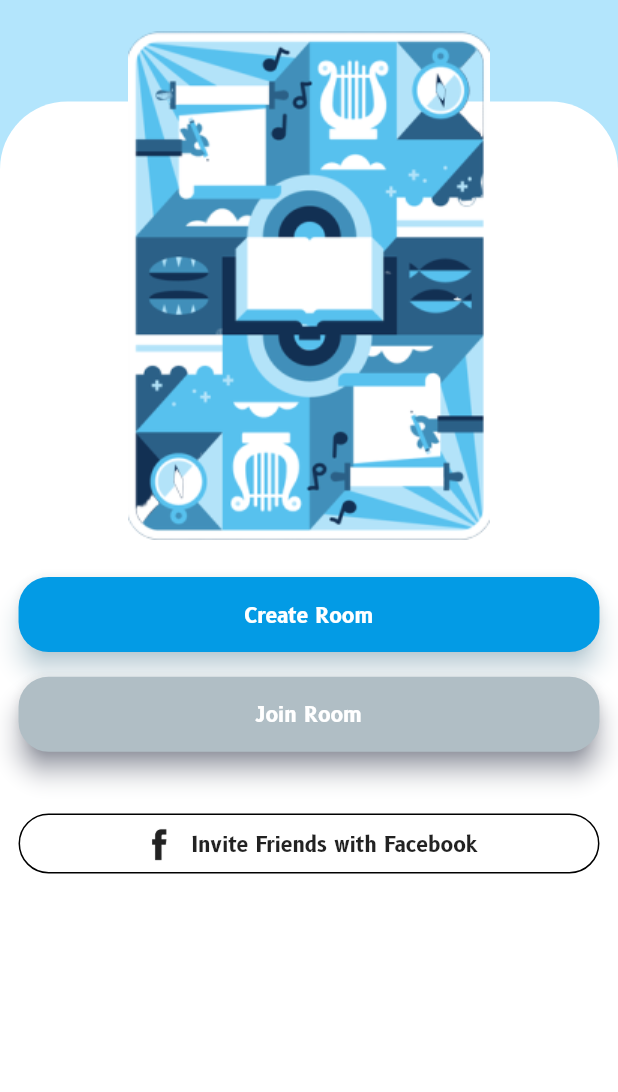
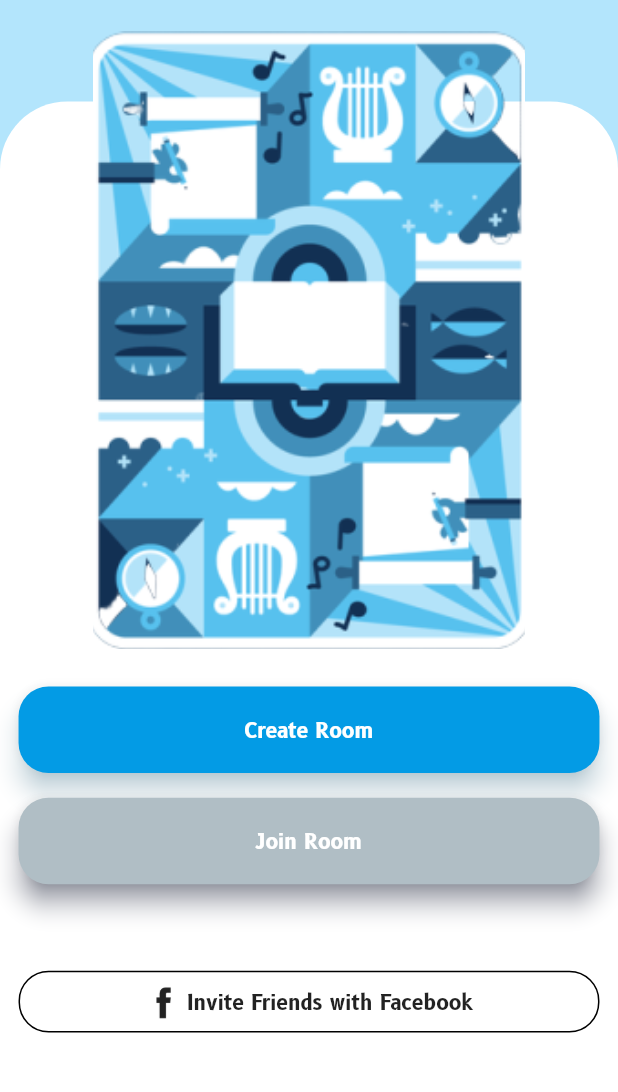
Before and after one commit to zairza-cetb/literature, a Flutter app: the screen it shows once a user with an empty profile is signed in, on a phone screen of 412 x 824 dp, the part 65-1157 px from its top. Run offline on Flutter 3.47's test engine with Material 2 defaults, Android fonts, the phone set to English and light mode, and no system bars; our stand-ins replace after_layout, awesome_dialog, firebase_auth, flutter_local_notifications, google_sign_in, sliding_up_panel and 1 more; missing offline and left inert: enum_to_string, flutter_facebook_login, multiselect_formfield; accounts and stored records are empty; project files that could hold a hidden picture were left out.

Commit message:
Minor Changes regarding MediaQuery

```diff
--- a/lib/screens/creategame.dart
+++ b/lib/screens/creategame.dart
@@ -27,7 +27,6 @@ class _CreateGame extends State<CreateGame> with AfterLayoutMixin<CreateGame> {
   TextEditingController joinRoomIdTextController;
   String joinRoomId;
   var auth;
-  double height, width;
   // TODO: Room ID should be a hashed value
   String roomId;
   @override
@@ -373,8 +372,8 @@ class _CreateGame extends State<CreateGame> with AfterLayoutMixin<CreateGame> {
                                         AssetImage('assets/create_room_bg.png'),
                                     fit: BoxFit.cover),
                               ),
-                              height: 339.0,
-                              width: 241.0,
+                              height: MediaQuery.of(context).size.height*0.5,
+                              width: MediaQuery.of(context).size.width * 0.7 ,
                             ),
                           ),
                           Container(
@@ -394,7 +393,7 @@ class _CreateGame extends State<CreateGame> with AfterLayoutMixin<CreateGame> {
                                                 builder: (context) =>
                                                     CreateRoom())),
                                     child: Container(
-                                      height: 50.0,
+                                      height: MediaQuery.of(context).size.height*0.07,
                                       child: Material(
                                         borderRadius:
                                             BorderRadius.circular(20.0),
@@ -424,7 +423,7 @@ class _CreateGame extends State<CreateGame> with AfterLayoutMixin<CreateGame> {
                                                 builder: (context) =>
                                                     JoinRoom())),
                                     child: Container(
-                                      height: 50.0,
+                                      height: MediaQuery.of(context).size.height*0.07,
                                       child: Material(
                                         borderRadius:
                                             BorderRadius.circular(20.0),
@@ -444,7 +443,7 @@ class _CreateGame extends State<CreateGame> with AfterLayoutMixin<CreateGame> {
                                     )),
                                 SizedBox(
                                     height: MediaQuery.of(context).size.height *
-                                        0.05),
+                                        0.07),
                                 InkWell(
                                     onTap: () {
                                       Navigator.push(
@@ -454,7 +453,7 @@ class _CreateGame extends State<CreateGame> with AfterLayoutMixin<CreateGame> {
                                       );
                                     },
                                     child: Container(
-                                      height: 40.0,
+                                      height: MediaQuery.of(context).size.height*0.05,
                                       color: Colors.transparent,
                                       child: Container(
                                         decoration: BoxDecoration(
@@ -475,7 +474,7 @@ class _CreateGame extends State<CreateGame> with AfterLayoutMixin<CreateGame> {
                                                     'assets/facebook.png'),
                                               ),
                                             ),
-                                            SizedBox(width: 10.0),
+                                            SizedBox(width: MediaQuery.of(context).size.width*0.01),
                                             Center(
                                               child: InkWell(
                                                 onTap: () {
```
